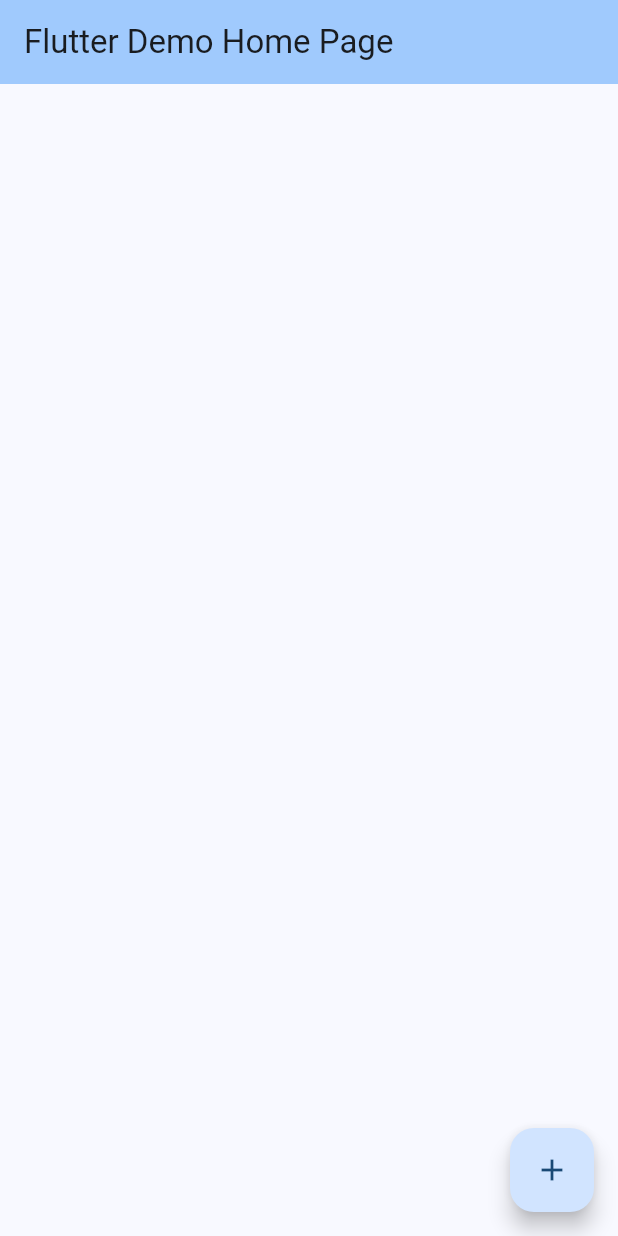
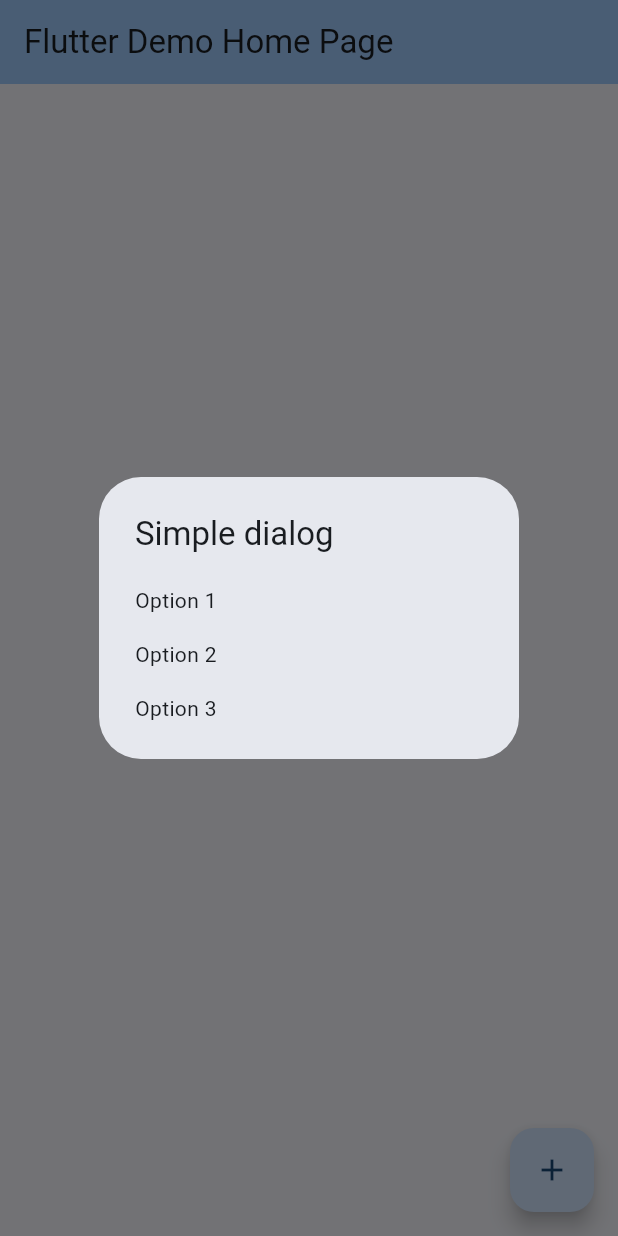
Before and after one commit to oirad360/corso_flutter, a Flutter app: the screen it shows after launch, after a tap on the "add" icon, on a phone screen of 412 x 824 dp. Run offline on Flutter 3.47's test engine with Material 3 defaults, Android fonts, the phone set to English and light mode, and no system bars.

Commit message:
simple dialog

```diff
--- a/lib/main.dart
+++ b/lib/main.dart
@@ -41,7 +41,25 @@ class _MyHomePageState extends State<MyHomePage> {
       body: null,
       floatingActionButton: FloatingActionButton(
         onPressed: () {
-
+          showDialog(context: context, builder: (context) {
+            return SimpleDialog(
+              title: const Text('Simple dialog'),
+              children: [
+                SimpleDialogOption(
+                  onPressed: () {},
+                  child: const Text('Option 1'),
+                ),
+                SimpleDialogOption(
+                  onPressed: () {},
+                  child: const Text('Option 2'),
+                ),
+                SimpleDialogOption(
+                  onPressed: () {},
+                  child: const Text('Option 3'),
+                )
+              ],
+            );
+          });
         },
         tooltip: 'Show snackbar',
         child: Icon(Icons.add),
```
